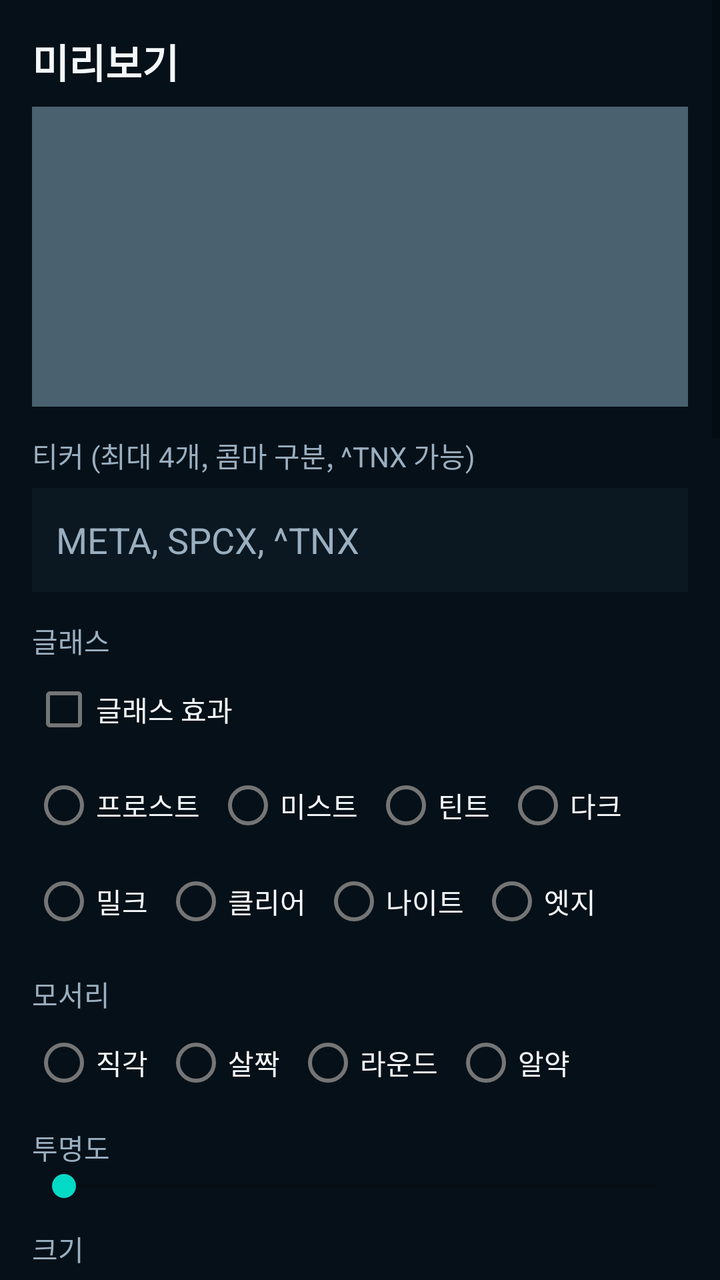
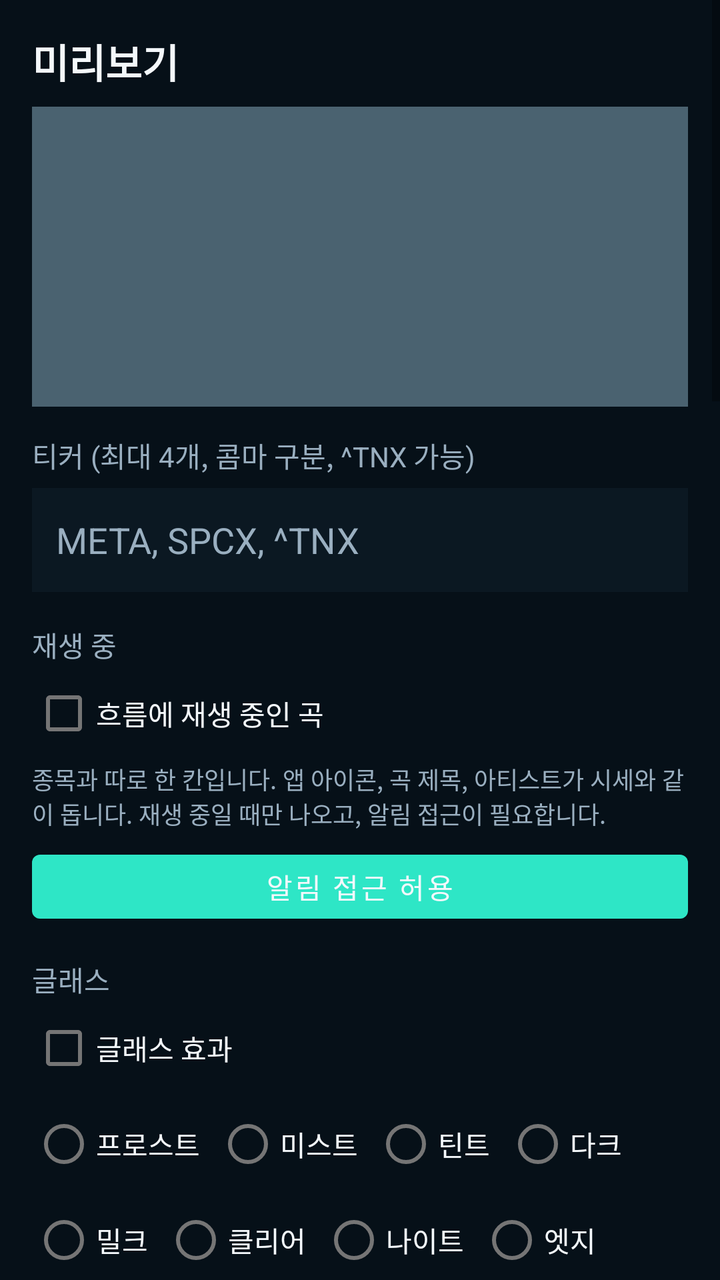

An Android layout rendered at two revisions. The XML below is the earlier revision; the diff shows what the commit changed to produce the second picture.
<!-- AndroidManifest.xml: activity theme Theme.Telemetry -->
<!-- res/layout/activity_config.xml -->
<?xml version="1.0" encoding="utf-8"?>
<ScrollView xmlns:android="http://schemas.android.com/apk/res/android"
    android:layout_width="match_parent"
    android:layout_height="match_parent"
    android:background="@color/void_bg">

    <LinearLayout
        android:layout_width="match_parent"
        android:layout_height="wrap_content"
        android:orientation="vertical"
        android:padding="16dp">

        <TextView
            android:layout_width="wrap_content"
            android:layout_height="wrap_content"
            android:text="미리보기"
            android:textColor="@color/paper"
            android:textSize="20sp"
            android:textStyle="bold" />

        <FrameLayout
            android:layout_width="match_parent"
            android:layout_height="150dp"
            android:layout_marginTop="8dp"
            android:background="#4a6270">

            <ImageView
                android:id="@+id/preview"
                android:layout_width="match_parent"
                android:layout_height="match_parent"
                android:adjustViewBounds="true"
                android:contentDescription="widget preview"
                android:scaleType="fitXY" />
        </FrameLayout>

        <TextView
            android:layout_width="wrap_content"
            android:layout_height="wrap_content"
            android:layout_marginTop="14dp"
            android:text="티커 (최대 4개, 콤마 구분, ^TNX 가능)"
            android:textColor="@color/steel" />

        <EditText
            android:id="@+id/tickers"
            android:layout_width="match_parent"
            android:layout_height="52dp"
            android:layout_marginTop="6dp"
            android:background="@color/ink"
            android:digits="ABCDEFGHIJKLMNOPQRSTUVWXYZabcdefghijklmnopqrstuvwxyz0123456789,^.- ="
            android:hint="META, SPCX, ^TNX"
            android:inputType="textCapCharacters"
            android:padding="12dp"
            android:textColor="@color/paper"
            android:textColorHint="@color/steel" />

        <TextView
            android:layout_width="wrap_content"
            android:layout_height="wrap_content"
            android:layout_marginTop="14dp"
            android:text="글래스"
            android:textColor="@color/steel" />

        <CheckBox
            android:id="@+id/glass_on"
            android:layout_width="wrap_content"
            android:layout_height="wrap_content"
            android:text="글래스 효과"
            android:textColor="@color/paper" />

        <RadioGroup
            android:id="@+id/glass_style"
            android:layout_width="match_parent"
            android:layout_height="wrap_content"
            android:orientation="horizontal">
            <RadioButton android:id="@+id/glass_frost" android:layout_width="wrap_content" android:layout_height="wrap_content" android:text="프로스트" android:textColor="@color/paper" />
            <RadioButton android:id="@+id/glass_mist" android:layout_width="wrap_content" android:layout_height="wrap_content" android:layout_marginStart="8dp" android:text="미스트" android:textColor="@color/paper" />
            <RadioButton android:id="@+id/glass_tint" android:layout_width="wrap_content" android:layout_height="wrap_content" android:layout_marginStart="8dp" android:text="틴트" android:textColor="@color/paper" />
            <RadioButton android:id="@+id/glass_dark" android:layout_width="wrap_content" android:layout_height="wrap_content" android:layout_marginStart="8dp" android:text="다크" android:textColor="@color/paper" />
        </RadioGroup>

        <RadioGroup
            android:id="@+id/glass_style2"
            android:layout_width="match_parent"
            android:layout_height="wrap_content"
            android:orientation="horizontal">
            <RadioButton android:id="@+id/glass_milk" android:layout_width="wrap_content" android:layout_height="wrap_content" android:text="밀크" android:textColor="@color/paper" />
            <RadioButton android:id="@+id/glass_clear" android:layout_width="wrap_content" android:layout_height="wrap_content" android:layout_marginStart="8dp" android:text="클리어" android:textColor="@color/paper" />
            <RadioButton android:id="@+id/glass_night" android:layout_width="wrap_content" android:layout_height="wrap_content" android:layout_marginStart="8dp" android:text="나이트" android:textColor="@color/paper" />
            <RadioButton android:id="@+id/glass_edge" android:layout_width="wrap_content" android:layout_height="wrap_content" android:layout_marginStart="8dp" android:text="엣지" android:textColor="@color/paper" />
        </RadioGroup>

        <TextView
            android:layout_width="wrap_content"
            android:layout_height="wrap_content"
            android:layout_marginTop="12dp"
            android:text="모서리"
            android:textColor="@color/steel" />

        <RadioGroup
            android:id="@+id/corner"
            android:layout_width="match_parent"
            android:layout_height="wrap_content"
            android:orientation="horizontal">
            <RadioButton android:id="@+id/corner_square" android:layout_width="wrap_content" android:layout_height="wrap_content" android:text="직각" android:textColor="@color/paper" />
            <RadioButton android:id="@+id/corner_soft" android:layout_width="wrap_content" android:layout_height="wrap_content" android:layout_marginStart="8dp" android:text="살짝" android:textColor="@color/paper" />
            <RadioButton android:id="@+id/corner_round" android:layout_width="wrap_content" android:layout_height="wrap_content" android:layout_marginStart="8dp" android:text="라운드" android:textColor="@color/paper" />
            <RadioButton android:id="@+id/corner_pill" android:layout_width="wrap_content" android:layout_height="wrap_content" android:layout_marginStart="8dp" android:text="알약" android:textColor="@color/paper" />
        </RadioGroup>

        <TextView
            android:id="@+id/opacity_label"
            android:layout_width="wrap_content"
            android:layout_height="wrap_content"
            android:layout_marginTop="8dp"
            android:text="투명도"
            android:textColor="@color/steel" />

        <SeekBar
            android:id="@+id/custom_opacity"
            android:layout_width="match_parent"
            android:layout_height="wrap_content"
            android:max="90" />

        <TextView
            android:layout_width="wrap_content"
            android:layout_height="wrap_content"
            android:layout_marginTop="12dp"
            android:text="크기"
            android:textColor="@color/steel" />

        <RadioGroup
            android:id="@+id/size"
            android:layout_width="match_parent"
            android:layout_height="wrap_content"
            android:orientation="horizontal">
            <RadioButton android:id="@+id/size_compact" android:layout_width="wrap_content" android:layout_height="wrap_content" android:text="0.5 슬림" android:textColor="@color/paper" />
            <RadioButton android:id="@+id/size_standard" android:layout_width="wrap_content" android:layout_height="wrap_content" android:layout_marginStart="12dp" android:text="표준" android:textColor="@color/paper" />
            <RadioButton android:id="@+id/size_large" android:layout_width="wrap_content" android:layout_height="wrap_content" android:layout_marginStart="12dp" android:text="두껍게" android:textColor="@color/paper" />
        </RadioGroup>

        <TextView
            android:layout_width="wrap_content"
            android:layout_height="wrap_content"
            android:layout_marginTop="12dp"
            android:text="글자 색"
            android:textColor="@color/steel" />

        <RadioGroup
            android:id="@+id/tone"
            android:layout_width="match_parent"
            android:layout_height="wrap_content"
            android:orientation="horizontal">
            <RadioButton android:id="@+id/tone_light" android:layout_width="wrap_content" android:layout_height="wrap_content" android:text="밝은 글자" android:textColor="@color/paper" />
            <RadioButton android:id="@+id/tone_dark" android:layout_width="wrap_content" android:layout_height="wrap_content" android:layout_marginStart="16dp" android:text="어두운 글자" android:textColor="@color/paper" />
        </RadioGroup>

        <TextView
            android:id="@+id/ticker_label"
            android:layout_width="wrap_content"
            android:layout_height="wrap_content"
            android:layout_marginTop="12dp"
            android:text="티커 글씨 125%"
            android:textColor="@color/steel" />

        <SeekBar
            android:id="@+id/ticker_scale"
            android:layout_width="match_parent"
            android:layout_height="wrap_content"
            android:max="70" />

        <TextView
            android:id="@+id/font_label"
            android:layout_width="wrap_content"
            android:layout_height="wrap_content"
            android:layout_marginTop="12dp"
            android:text="주가 글씨 100%"
            android:textColor="@color/steel" />

        <SeekBar
            android:id="@+id/font_scale"
            android:layout_width="match_parent"
            android:layout_height="wrap_content"
            android:max="70" />

        <TextView
            android:id="@+id/marquee_label"
            android:layout_width="wrap_content"
            android:layout_height="wrap_content"
            android:layout_marginTop="12dp"
            android:text="흐름 속도 x1.0"
            android:textColor="@color/steel" />

        <SeekBar
            android:id="@+id/marquee_speed"
            android:layout_width="match_parent"
            android:layout_height="wrap_content"
            android:max="290" />

        <TextView
            android:layout_width="match_parent"
            android:layout_height="wrap_content"
            android:text="5개 이상은 홈 화면이 직접 흘립니다. One UI 알람 제한을 쓰지 않아 끊기지 않습니다."
            android:textColor="@color/steel"
            android:textSize="12sp" />

        <TextView
            android:id="@+id/refresh_label"
            android:layout_width="wrap_content"
            android:layout_height="wrap_content"
            android:layout_marginTop="12dp"
            android:text="시세 갱신 5분"
            android:textColor="@color/steel" />

        <SeekBar
            android:id="@+id/refresh_min"
            android:layout_width="match_parent"
            android:layout_height="wrap_content"
            android:max="6" />

        <TextView
            android:layout_width="match_parent"
            android:layout_height="wrap_content"
            android:text="1분, 2분, 5분, 10분, 15분, 30분, 1시간. 화면이 꺼지면 조금 늦을 수 있습니다."
            android:textColor="@color/steel"
            android:textSize="12sp" />

        <TextView
            android:layout_width="wrap_content"
            android:layout_height="wrap_content"
            android:layout_marginTop="12dp"
            android:text="가격 글씨"
            android:textColor="@color/steel" />

        <RadioGroup
            android:id="@+id/weight"
            android:layout_width="match_parent"
            android:layout_height="wrap_content"
            android:orientation="horizontal">
            <RadioButton android:id="@+id/weight_regular" android:layout_width="wrap_content" android:layout_height="wrap_content" android:text="보통" android:textColor="@color/paper" />
            <RadioButton android:id="@+id/weight_medium" android:layout_width="wrap_content" android:layout_height="wrap_content" android:layout_marginStart="12dp" android:text="미디엄" android:textColor="@color/paper" />
            <RadioButton android:id="@+id/weight_bold" android:layout_width="wrap_content" android:layout_height="wrap_content" android:layout_marginStart="12dp" android:text="볼드" android:textColor="@color/paper" />
        </RadioGroup>

        <CheckBox
            android:id="@+id/dividers"
            android:layout_width="wrap_content"
            android:layout_height="wrap_content"
            android:text="티커 구분선"
            android:textColor="@color/paper" />

        <TextView
            android:layout_width="wrap_content"
            android:layout_height="wrap_content"
            android:layout_marginTop="12dp"
            android:text="가로 정렬"
            android:textColor="@color/steel" />

        <RadioGroup
            android:id="@+id/align_h"
            android:layout_width="match_parent"
            android:layout_height="wrap_content"
            android:orientation="horizontal">
            <RadioButton android:id="@+id/align_left" android:layout_width="wrap_content" android:layout_height="wrap_content" android:text="좌" android:textColor="@color/paper" />
            <RadioButton android:id="@+id/align_h_center" android:layout_width="wrap_content" android:layout_height="wrap_content" android:layout_marginStart="12dp" android:text="가운데" android:textColor="@color/paper" />
            <RadioButton android:id="@+id/align_right" android:layout_width="wrap_content" android:layout_height="wrap_content" android:layout_marginStart="12dp" android:text="우" android:textColor="@color/paper" />
        </RadioGroup>

        <TextView
            android:layout_width="wrap_content"
            android:layout_height="wrap_content"
            android:layout_marginTop="12dp"
            android:text="세로 정렬"
            android:textColor="@color/steel" />

        <RadioGroup
            android:id="@+id/align_v"
            android:layout_width="match_parent"
            android:layout_height="wrap_content"
            android:orientation="horizontal">
            <RadioButton android:id="@+id/align_top" android:layout_width="wrap_content" android:layout_height="wrap_content" android:text="상" android:textColor="@color/paper" />
            <RadioButton android:id="@+id/align_v_center" android:layout_width="wrap_content" android:layout_height="wrap_content" android:layout_marginStart="12dp" android:text="가운데" android:textColor="@color/paper" />
            <RadioButton android:id="@+id/align_bottom" android:layout_width="wrap_content" android:layout_height="wrap_content" android:layout_marginStart="12dp" android:text="하" android:textColor="@color/paper" />
        </RadioGroup>

        <CheckBox
            android:id="@+id/header"
            android:layout_width="wrap_content"
            android:layout_height="wrap_content"
            android:layout_marginTop="8dp"
            android:text="제목·시간 표시"
            android:textColor="@color/paper" />

        <CheckBox
            android:id="@+id/logos"
            android:layout_width="wrap_content"
            android:layout_height="wrap_content"
            android:text="회사 로고"
            android:textColor="@color/paper" />

        <CheckBox
            android:id="@+id/hide_move"
            android:layout_width="wrap_content"
            android:layout_height="wrap_content"
            android:text="휴장 시 상승/하락 숨김"
            android:textColor="@color/paper" />

        <CheckBox
            android:id="@+id/session_clock"
            android:layout_width="wrap_content"
            android:layout_height="wrap_content"
            android:text="우측 상단 장 시간"
            android:textColor="@color/paper" />

        <TextView
            android:id="@+id/clock_label"
            android:layout_width="wrap_content"
            android:layout_height="wrap_content"
            android:layout_marginTop="4dp"
            android:text="장 시간 글씨 100%"
            android:textColor="@color/steel" />

        <SeekBar
            android:id="@+id/clock_scale"
            android:layout_width="match_parent"
            android:layout_height="wrap_content"
            android:max="120" />

        <TextView
            android:id="@+id/clock_shift_label"
            android:layout_width="wrap_content"
            android:layout_height="wrap_content"
            android:layout_marginTop="8dp"
            android:text="장 시간 높이 위에서 35%"
            android:textColor="@color/steel" />

        <SeekBar
            android:id="@+id/clock_shift"
            android:layout_width="match_parent"
            android:layout_height="wrap_content"
            android:max="100" />

        <TextView
            android:layout_width="wrap_content"
            android:layout_height="wrap_content"
            android:layout_marginTop="8dp"
            android:text="소수점"
            android:textColor="@color/steel" />

        <RadioGroup
            android:id="@+id/decimals"
            android:layout_width="match_parent"
            android:layout_height="wrap_content"
            android:orientation="horizontal">
            <RadioButton android:id="@+id/dec_0" android:layout_width="wrap_content" android:layout_height="wrap_content" android:text="없음" android:textColor="@color/paper" />
            <RadioButton android:id="@+id/dec_1" android:layout_width="wrap_content" android:layout_height="wrap_content" android:layout_marginStart="12dp" android:text="한 자리" android:textColor="@color/paper" />
            <RadioButton android:id="@+id/dec_2" android:layout_width="wrap_content" android:layout_height="wrap_content" android:layout_marginStart="12dp" android:text="두 자리" android:textColor="@color/paper" />
        </RadioGroup>

        <CheckBox
            android:id="@+id/border"
            android:layout_width="wrap_content"
            android:layout_height="wrap_content"
            android:text="외곽 테두리"
            android:textColor="@color/paper" />

        <CheckBox
            android:id="@+id/sparklines"
            android:layout_width="wrap_content"
            android:layout_height="wrap_content"
            android:text="스파크라인"
            android:textColor="@color/paper" />

        <Button
            android:id="@+id/save"
            android:layout_width="match_parent"
            android:layout_height="52dp"
            android:layout_marginTop="16dp"
            android:backgroundTint="@color/cyan"
            android:text="위젯 적용"
            android:textColor="@color/void_bg" />
    </LinearLayout>
</ScrollView>
<!-- resources referenced by this layout -->
<resources>
  <color name="cyan">#2EE6C6</color>
  <color name="ink">#0B1822</color>
  <color name="paper">#F4F8FB</color>
  <color name="steel">#9AAFC0</color>
  <color name="void_bg">#061018</color>
  <style name="Theme.Telemetry" parent="Theme.MaterialComponents.DayNight.NoActionBar">
          <item name="android:statusBarColor">@color/void_bg</item>
          <item name="android:navigationBarColor">@color/void_bg</item>
          <item name="android:windowBackground">@color/void_bg</item>
          <item name="colorPrimary">@color/cyan</item>
          <item name="colorOnPrimary">@color/void_bg</item>
          <item name="android:textColor">@color/paper</item>
      </style>
</resources>

<!-- the commit's change to res/layout/activity_config.xml (unified diff, before → after) -->
@@ -56,6 +56,35 @@
         <TextView
             android:layout_width="wrap_content"
             android:layout_height="wrap_content"
+            android:layout_marginTop="16dp"
+            android:text="재생 중"
+            android:textColor="@color/steel" />
+
+        <CheckBox
+            android:id="@+id/now_playing"
+            android:layout_width="wrap_content"
+            android:layout_height="wrap_content"
+            android:text="흐름에 재생 중인 곡"
+            android:textColor="@color/paper" />
+
+        <TextView
+            android:layout_width="match_parent"
+            android:layout_height="wrap_content"
+            android:text="종목과 따로 한 칸입니다. 앱 아이콘, 곡 제목, 아티스트가 시세와 같이 돕니다. 재생 중일 때만 나오고, 알림 접근이 필요합니다."
+            android:textColor="@color/steel"
+            android:textSize="12sp" />
+
+        <Button
+            android:id="@+id/now_playing_access"
+            android:layout_width="match_parent"
+            android:layout_height="44dp"
+            android:layout_marginTop="6dp"
+            android:text="알림 접근 허용"
+            android:textColor="@color/paper" />
+
+        <TextView
+            android:layout_width="wrap_content"
+            android:layout_height="wrap_content"
             android:layout_marginTop="14dp"
             android:text="글래스"
             android:textColor="@color/steel" />
